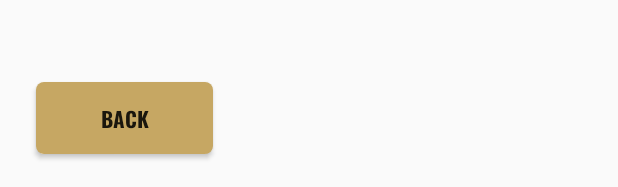
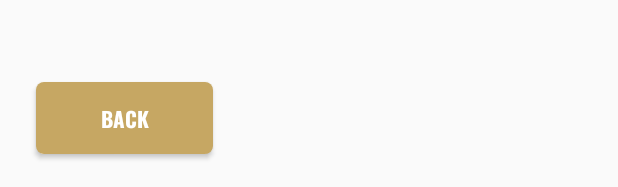
Before and after one commit to MBZ-0/TAAM-Collection-Management-App, an Android app: the layout view_item.xml on its own in the app's theme, with its tools: preview values and no code run, on a phone screen of 412 x 824 dp. Shown: the part 1046-1233 px from the top of the screen. Run offline under Robolectric (Android 15) with nearby library versions, the phone set to English and light mode, and no system bars.

Commit message:
Made fixes to view

```diff
--- a/app/src/main/java/com/tbb/taamcollection/ViewItemFragment.java
+++ b/app/src/main/java/com/tbb/taamcollection/ViewItemFragment.java
@@ -63,8 +63,9 @@ public class ViewItemFragment extends Fragment {
             View card = inflater.inflate(R.layout.view_item_child, l, false);
             TextView name = card.findViewById(R.id.item_name);
             name.setText(v.getName());
-            TextView lot = card.findViewById(R.id.item_name);
-            lot.setText("Lot# " + v.getLotNumber());
+            TextView lot = card.findViewById(R.id.lot_number);
+            String lt = "Lot# " + v.getLotNumber();
+            lot.setText(lt);
             TextView description = card.findViewById(R.id.item_description);
             description.setText(v.getDescription());
             TextView category = card.findViewById(R.id.item_category);
--- a/app/src/main/res/layout/view_item.xml
+++ b/app/src/main/res/layout/view_item.xml
@@ -40,6 +40,7 @@
             android:background="@drawable/button_background"
             android:fontFamily="@font/oswald_bold"
             android:text="@string/adminBack"
+            android:textColor="@color/white"
             app:layout_constraintBottom_toBottomOf="parent"
             app:layout_constraintStart_toStartOf="parent"
             app:layout_constraintTop_toBottomOf="@+id/Scroll" />
```
